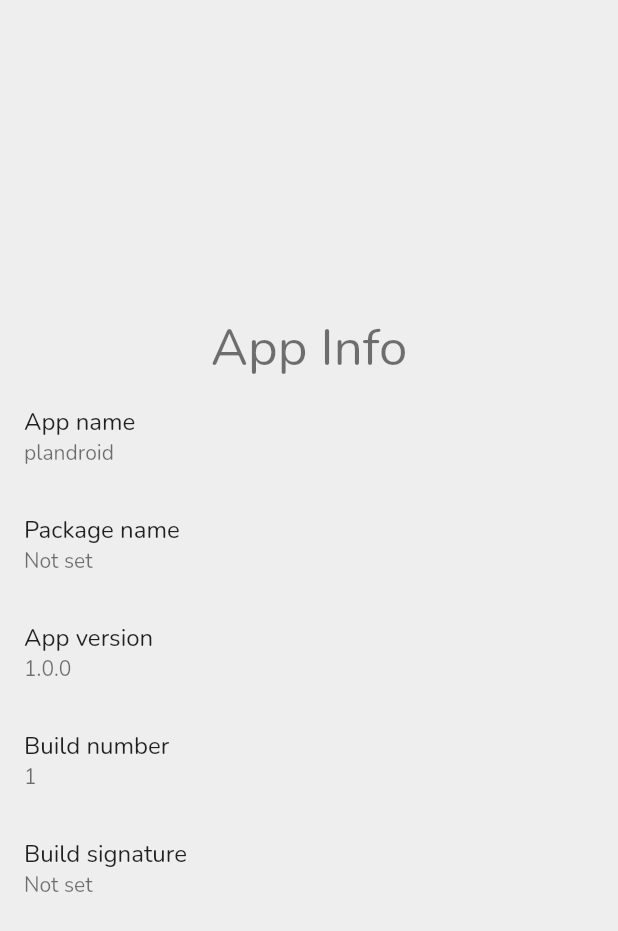
After one commit to Xatta-Trone/PL-flutter-app, a Flutter app: the AppInfo screen opened by its route, on a phone screen of 412 x 824 dp. The commit adds this screen. Shown: the top 931 px of the screen. Run offline on Flutter 3.47's test engine with Material 2 defaults, Android fonts, the phone set to English and light mode, and no system bars; our stand-ins replace animated_text_kit, device_info_plus, dio, flutter_svg, font_awesome_flutter, get and 2 more; missing offline and left inert: platform_device_id; accounts and stored records are empty; network calls fail.

Commit message:
app info added

```diff
--- a/lib/main.dart
+++ b/lib/main.dart
@@ -21,6 +21,7 @@ class MyApp extends StatelessWidget {
         primarySwatch: Colors.cyan,
         fontFamily: 'Nunito',
         scaffoldBackgroundColor: Colors.grey[200],
+        // ignore: prefer_const_constructors
         iconTheme: IconThemeData(
           color: Colors.white,
         ),
--- a/lib/routes/routeconst.dart
+++ b/lib/routes/routeconst.dart
@@ -7,3 +7,4 @@ const String profilePage = '/profile';
 const String searchPage = '/search';
 const String settingsPage = '/settings';
 const String notFoundPage = '/404';
+const String appInfo = '/appInfo';
--- a/lib/routes/routes.dart
+++ b/lib/routes/routes.dart
@@ -1,6 +1,7 @@
 import 'package:get/get.dart';
 import 'package:plandroid/routes/routeconst.dart';
 import 'package:plandroid/screens/404/404.dart';
+import 'package:plandroid/screens/appinfo/appinfo.dart';
 import 'package:plandroid/screens/books/books.dart';
 import 'package:plandroid/screens/dashboard/dashboard.dart';
 import 'package:plandroid/screens/departments/departments.dart';
@@ -57,6 +58,11 @@ appRoutes() => [
         page: () => const Dashboard(),
         middlewares: [MyMiddelware()],
       ),
+      GetPage(
+        name: appInfo,
+        page: () => const AppInfo(),
+        middlewares: [MyMiddelware()],
+      ),
     ];
 
 unknownRoute() => GetPage(
--- /dev/null
+++ b/lib/screens/appinfo/appinfo.dart
@@ -0,0 +1,63 @@
+import 'package:flutter/material.dart';
+import 'package:package_info_plus/package_info_plus.dart';
+
+class AppInfo extends StatefulWidget {
+  const AppInfo({Key? key}) : super(key: key);
+
+  @override
+  State<AppInfo> createState() => _AppInfoState();
+}
+
+class _AppInfoState extends State<AppInfo> {
+  // ignore: prefer_final_fields
+  PackageInfo _packageInfo = PackageInfo(
+    appName: 'Unknown',
+    packageName: 'Unknown',
+    version: 'Unknown',
+    buildNumber: 'Unknown',
+    buildSignature: 'Unknown',
+  );
+
+  Future<void> _initPackageInfo() async {
+    final info = await PackageInfo.fromPlatform();
+    setState(() {
+      _packageInfo = info;
+    });
+  }
+
+  Widget _infoTile(String title, String subtitle) {
+    return ListTile(
+      title: Text(title),
+      subtitle: Text(subtitle.isEmpty ? 'Not set' : subtitle),
+    );
+  }
+
+  @override
+  void initState() {
+    super.initState();
+    _initPackageInfo();
+  }
+
+  @override
+  Widget build(BuildContext context) {
+    return Scaffold(
+      body: SafeArea(
+        child: Column(
+          mainAxisAlignment: MainAxisAlignment.center,
+          crossAxisAlignment: CrossAxisAlignment.center,
+          children: [
+            Text(
+              'App Info',
+              style: Theme.of(context).textTheme.headline4,
+            ),
+            _infoTile('App name', _packageInfo.appName),
+            _infoTile('Package name', _packageInfo.packageName),
+            _infoTile('App version', _packageInfo.version),
+            _infoTile('Build number', _packageInfo.buildNumber),
+            _infoTile('Build signature', _packageInfo.buildSignature),
+          ],
+        ),
+      ),
+    );
+  }
+}
--- a/lib/screens/profile/profile.dart
+++ b/lib/screens/profile/profile.dart
@@ -5,6 +5,7 @@ import 'package:get/get.dart';
 import 'package:plandroid/constants/const.dart';
 import 'package:plandroid/controller/AuthController.dart';
 import 'package:plandroid/globals/globals.dart';
+import 'package:plandroid/routes/routeconst.dart';
 import 'package:url_launcher/url_launcher.dart';
 
 class Profile extends StatelessWidget {
@@ -278,8 +279,9 @@ class Profile extends StatelessWidget {
                       ),
                       onTap: () {
                         if (kDebugMode) {
-                          print('change password');
+                          print('App info');
                         }
+                        Get.toNamed(appInfo);
                       },
                     ),
                     divider,
--- a/pubspec.yaml
+++ b/pubspec.yaml
@@ -46,6 +46,7 @@ dependencies:
   shared_preferences: ^2.0.15
   intl: ^0.17.0
   url_launcher: ^6.1.5
+  package_info_plus: ^1.4.3+1
 
 dev_dependencies:
   flutter_test:
```
Also changed, not shown: pubspec.lock, 1 other file.
